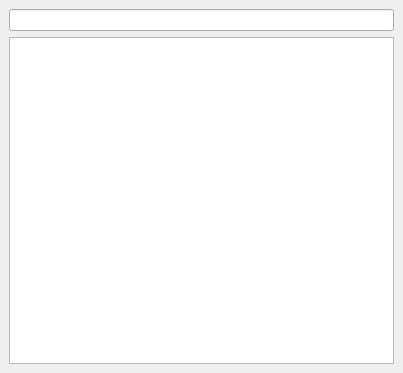
This is NavigationPanel/noteeditwidget.ui in gil9red/NotesManager as Qt 5 draws it before an edit. The edited form follows.
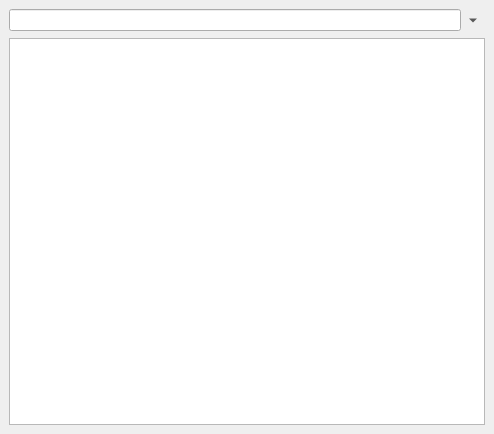
This is the edited form. Icons and pictures are not drawn. Custom widgets are drawn as their Qt base class.

```diff
--- a/NavigationPanel/noteeditwidget.ui
+++ b/NavigationPanel/noteeditwidget.ui
@@ -6,8 +6,8 @@
    <rect>
     <x>0</x>
     <y>0</y>
-    <width>403</width>
-    <height>373</height>
+    <width>494</width>
+    <height>434</height>
    </rect>
   </property>
   <property name="sizePolicy">
@@ -28,7 +28,69 @@
   <widget class="QWidget" name="centralwidget">
    <layout class="QVBoxLayout" name="verticalLayout_2">
     <item>
-     <widget class="QLineEdit" name="title"/>
+     <widget class="QFrame" name="frame">
+      <property name="frameShape">
+       <enum>QFrame::NoFrame</enum>
+      </property>
+      <property name="frameShadow">
+       <enum>QFrame::Raised</enum>
+      </property>
+      <layout class="QVBoxLayout" name="verticalLayout">
+       <property name="spacing">
+        <number>0</number>
+       </property>
+       <property name="leftMargin">
+        <number>0</number>
+       </property>
+       <property name="topMargin">
+        <number>0</number>
+       </property>
+       <property name="rightMargin">
+        <number>0</number>
+       </property>
+       <property name="bottomMargin">
+        <number>0</number>
+       </property>
+       <item>
+        <layout class="QHBoxLayout" name="horizontalLayout">
+         <property name="spacing">
+          <number>0</number>
+         </property>
+         <item>
+          <widget class="QLineEdit" name="title"/>
+         </item>
+         <item>
+          <widget class="QToolButton" name="showProperties">
+           <property name="toolTip">
+            <string>Show properties</string>
+           </property>
+           <property name="statusTip">
+            <string>Show properties</string>
+           </property>
+           <property name="whatsThis">
+            <string>Show properties</string>
+           </property>
+           <property name="styleSheet">
+            <string notr="true"/>
+           </property>
+           <property name="text">
+            <string notr="true">...</string>
+           </property>
+           <property name="autoRaise">
+            <bool>true</bool>
+           </property>
+           <property name="arrowType">
+            <enum>Qt::DownArrow</enum>
+           </property>
+          </widget>
+         </item>
+        </layout>
+       </item>
+       <item>
+        <widget class="QWidget" name="properties" native="true"/>
+       </item>
+      </layout>
+     </widget>
     </item>
     <item>
      <layout class="QVBoxLayout" name="editorLayout">
```
Left out of the diff: 2 changed lines with no effect on the pictures.
